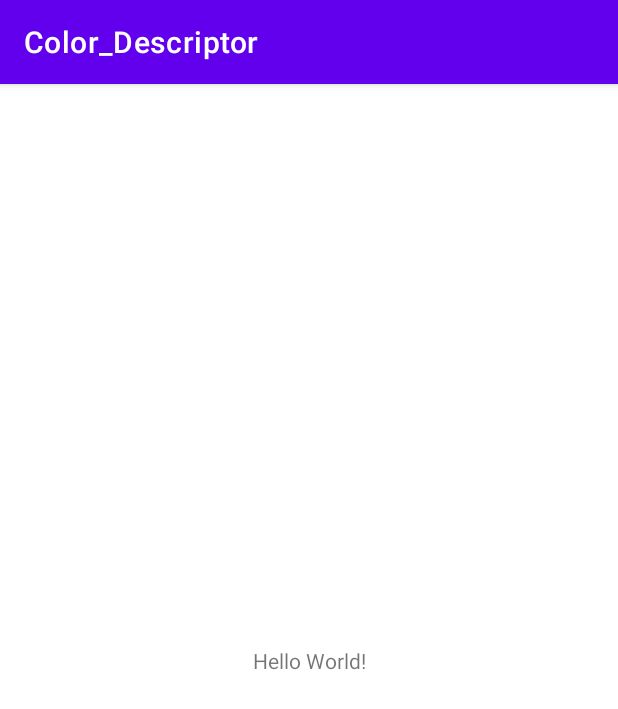
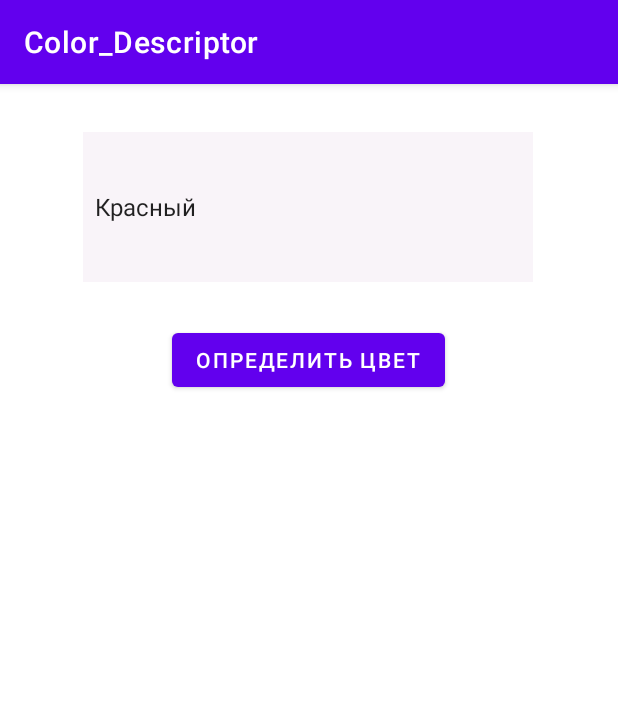
Before and after one commit to ArtyomGrigorev115/android_projects, an Android app: the screen it shows after launch (ColorDescriptorMainActivity), on a phone screen of 412 x 824 dp. Shown: the top 709 px of the screen. Run offline under Robolectric (Android 15) with nearby library versions, the phone set to English and light mode, and no system bars.

Commit message:
сделал макет приложения

```diff
--- a/color_descriptor/src/main/java/com/example/color_descriptor/ColorDescriptorMainActivity.java
+++ b/color_descriptor/src/main/java/com/example/color_descriptor/ColorDescriptorMainActivity.java
@@ -10,5 +10,7 @@ public class ColorDescriptorMainActivity extends AppCompatActivity {
     protected void onCreate(Bundle savedInstanceState) {
         super.onCreate(savedInstanceState);
         setContentView(R.layout.activity_color_descriptor_main);
+
+
     }
 }
--- a/color_descriptor/src/main/res/layout/activity_color_descriptor_main.xml
+++ b/color_descriptor/src/main/res/layout/activity_color_descriptor_main.xml
@@ -1,18 +1,45 @@
 <?xml version="1.0" encoding="utf-8"?>
-<androidx.constraintlayout.widget.ConstraintLayout xmlns:android="http://schemas.android.com/apk/res/android"
+<androidx.constraintlayout.widget.ConstraintLayout
+    xmlns:android="http://schemas.android.com/apk/res/android"
     xmlns:app="http://schemas.android.com/apk/res-auto"
     xmlns:tools="http://schemas.android.com/tools"
     android:layout_width="match_parent"
     android:layout_height="match_parent"
     tools:context=".ColorDescriptorMainActivity">
 
-    <TextView
-        android:layout_width="wrap_content"
-        android:layout_height="wrap_content"
-        android:text="Hello World!"
-        app:layout_constraintBottom_toBottomOf="parent"
+    <Spinner
+        android:id="@+id/spinner_colors"
+        android:layout_width="300dp"
+        android:layout_height="100dp"
+        android:layout_marginTop="32dp"
+        android:background="#48EAD6EA"
+        android:entries="@array/colors"
+        android:gravity="center"
         app:layout_constraintEnd_toEndOf="parent"
+        app:layout_constraintHorizontal_bias="0.495"
         app:layout_constraintStart_toStartOf="parent"
         app:layout_constraintTop_toTopOf="parent" />
 
+    <Button
+        android:id="@+id/button_find_description"
+        android:layout_width="wrap_content"
+        android:layout_height="wrap_content"
+        android:layout_marginTop="28dp"
+        android:text="@string/button_find_description"
+        app:layout_constraintEnd_toEndOf="parent"
+        app:layout_constraintHorizontal_bias="0.498"
+        app:layout_constraintStart_toStartOf="parent"
+        app:layout_constraintTop_toBottomOf="@+id/spinner_colors" />
+
+    <TextView
+        android:id="@+id/textview_description_temp"
+        android:layout_width="0dp"
+        android:layout_height="wrap_content"
+        android:layout_marginTop="64dp"
+        app:layout_constraintEnd_toEndOf="parent"
+        app:layout_constraintHorizontal_bias="0.508"
+        app:layout_constraintStart_toStartOf="parent"
+        app:layout_constraintTop_toBottomOf="@+id/button_find_description"
+        />
+
 </androidx.constraintlayout.widget.ConstraintLayout>
--- a/color_descriptor/src/main/res/values/strings.xml
+++ b/color_descriptor/src/main/res/values/strings.xml
@@ -1,3 +1,17 @@
 <resources>
     <string name="app_name">Color_Descriptor</string>
+    <string name="button_find_description">Определить цвет</string>
+    <string-array name="colors">
+        <item>Красный</item>
+        <item>Оранжевый</item>
+        <item>Зеленый</item>
+        <item>Голубой</item>
+    </string-array>
+
+    <string-array name="description_of_temp">
+        <item>красный — цвет жизни, любви (отсюда роза — символ любви, гвоздика — страсти), а также, как цвет крови, символ гнева и мести (цвет войны и революции);</item>
+        <item>Традиционная психология цвета трактует оранжевый как символ зрелой личности, в которой полноценно выражено собственное «Я». Данный цвет вызывает широкий спектр положительных ассоциаций: он символизирует радость и полноту жизни, энергию и силу эмоций.</item>
+        <item>Зеленый — цвет самой жизни, символ природы и экологии, гармонии и равновесия. Этот цвет ассоциируется с возрождением, как весна, когда все оживает и мир преображается.</item>
+        <item>Голубой считается цветом душевной чистоты, возвышенности, осознанности, ясности и интеллекта. Голубой цвет можно назвать символом совершенства, устремленности к идеалу.</item>
+    </string-array>
 </resources>
```
